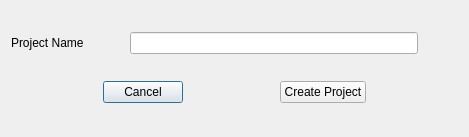
Before: the Qt Designer form ui/ui_ProjectNameDialog.ui in neutrons/PyVDrive, drawn with Qt 5.
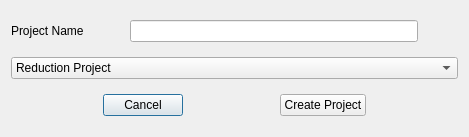
After: the same form once the commit is applied.

Commit message:
Enable main app to close all the child windows.
explicitly before the main app is closed.

and selection to create a reduction project or analysis project
is moved to 'new project' dialog.

```diff
--- a/ui/ui_ProjectNameDialog.ui
+++ b/ui/ui_ProjectNameDialog.ui
@@ -63,7 +63,7 @@
      </item>
     </layout>
    </item>
-   <item row="1" column="0">
+   <item row="2" column="0">
     <layout class="QHBoxLayout" name="horizontalLayout_3">
      <item>
       <spacer name="horizontalSpacer_3">
@@ -120,6 +120,24 @@
      </item>
     </layout>
    </item>
+   <item row="1" column="0">
+    <layout class="QHBoxLayout" name="horizontalLayout">
+     <item>
+      <widget class="QComboBox" name="comboBox_projectTypes">
+       <item>
+        <property name="text">
+         <string>Reduction Project</string>
+        </property>
+       </item>
+       <item>
+        <property name="text">
+         <string>Analysis Project</string>
+        </property>
+       </item>
+      </widget>
+     </item>
+    </layout>
+   </item>
   </layout>
  </widget>
  <resources/>
```
The commit also changes 3 other files.
